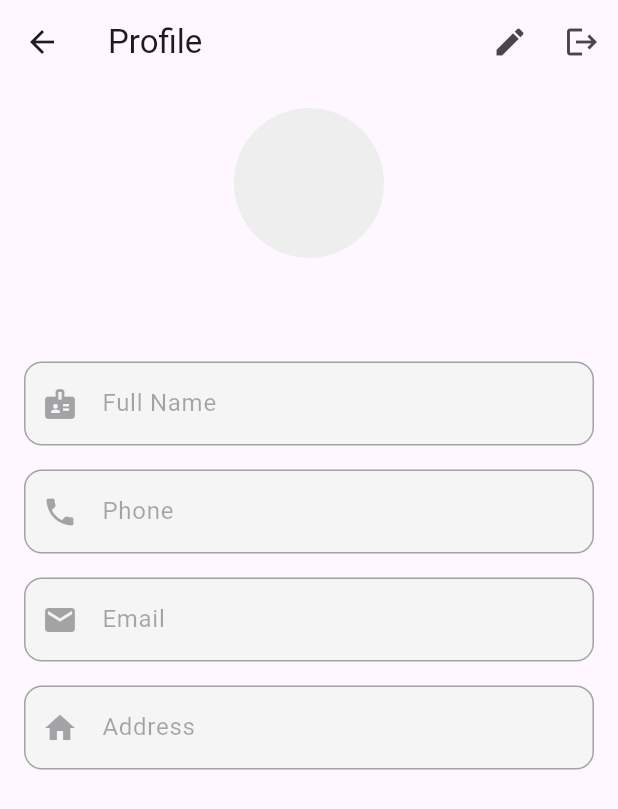
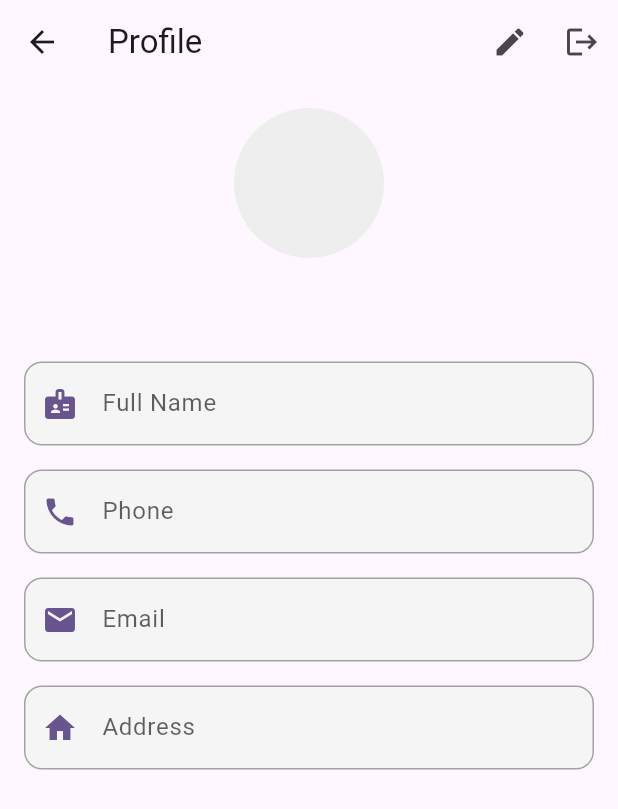
Before and after one commit to NilakanthaPradhan/QuickHelp, a Flutter app: the ProfileScreen screen opened by its route, on a phone screen of 412 x 824 dp. Shown: the top 809 px of the screen. Run offline on Flutter 3.47's test engine with Material 3 defaults, Android fonts, the phone set to English and light mode, and no system bars; our stand-ins replace action_slider, flutter_map, flutter_svg, geocoding, geolocator, image_picker and 2 more; missing offline and left inert: flutter_map_marker_cluster; accounts and stored records are empty; network calls fail; statements that could not run were skipped.

Commit message:
style(UI): fix dark mode layouts in Chat and Profile screens

```diff
--- a/lib/screens/chat_search_screen.dart
+++ b/lib/screens/chat_search_screen.dart
@@ -88,12 +88,6 @@ class _ChatSearchScreenState extends State<ChatSearchScreen> {
 
     return Scaffold(
       backgroundColor: theme.colorScheme.background,
-      appBar: AppBar(
-        title: const Text('Messages', style: TextStyle(fontWeight: FontWeight.bold)),
-        centerTitle: true,
-        elevation: 0,
-        backgroundColor: theme.colorScheme.surface,
-      ),
       body: Column(
         crossAxisAlignment: CrossAxisAlignment.start,
         children: [
@@ -282,7 +276,7 @@ class _ChatSearchScreenState extends State<ChatSearchScreen> {
         borderRadius: BorderRadius.circular(16),
         boxShadow: [
           BoxShadow(
-            color: Colors.black.withOpacity(isDark ? 0.2 : 0.03),
+            color: Colors.black.withOpacity(isDark ? 0.3 : 0.03),
             blurRadius: 8,
             offset: const Offset(0, 2),
           )
@@ -296,12 +290,12 @@ class _ChatSearchScreenState extends State<ChatSearchScreen> {
           backgroundColor: theme.colorScheme.primaryContainer,
           child: Icon(icon, color: theme.colorScheme.onPrimaryContainer),
         ),
-        title: Text(title, style: const TextStyle(fontWeight: FontWeight.bold, fontSize: 16)),
+        title: Text(title, style: TextStyle(fontWeight: FontWeight.bold, fontSize: 16, color: theme.colorScheme.onSurface)),
         subtitle: Padding(
           padding: const EdgeInsets.only(top: 4.0),
-          child: Text(subtitle, maxLines: 1, overflow: TextOverflow.ellipsis),
+          child: Text(subtitle, maxLines: 1, overflow: TextOverflow.ellipsis, style: TextStyle(color: theme.colorScheme.onSurface.withOpacity(0.7))),
         ),
-        trailing: trailingIcon != null ? Icon(trailingIcon, color: theme.colorScheme.primary.withOpacity(0.5)) : const Icon(Icons.chat_bubble_outline_rounded),
+        trailing: trailingIcon != null ? Icon(trailingIcon, color: theme.colorScheme.primary.withOpacity(0.5)) : Icon(Icons.chat_bubble_outline_rounded, color: theme.colorScheme.primary.withOpacity(0.5)),
         shape: RoundedRectangleBorder(borderRadius: BorderRadius.circular(16)),
         onTap: onTap,
       ),
--- a/lib/screens/profile_screen.dart
+++ b/lib/screens/profile_screen.dart
@@ -83,6 +83,9 @@ class _ProfileScreenState extends State<ProfileScreen> {
   Widget build(BuildContext context) {
     if (_user == null) return const Scaffold(body: Center(child: Text("No User Logged In")));
 
+    final theme = Theme.of(context);
+    final isDark = theme.brightness == Brightness.dark;
+
     // Guest View
     if (_user!.id == -1) {
       return Scaffold(
@@ -91,17 +94,17 @@ class _ProfileScreenState extends State<ProfileScreen> {
           child: Column(
             mainAxisAlignment: MainAxisAlignment.center,
             children: [
-               const Icon(Icons.account_circle, size: 100, color: Colors.grey),
+               Icon(Icons.account_circle, size: 100, color: theme.colorScheme.onSurface.withOpacity(0.3)),
                const SizedBox(height: 24),
-               const Text('You are observing as a Guest', style: TextStyle(fontSize: 18, fontWeight: FontWeight.bold)),
+               Text('You are observing as a Guest', style: TextStyle(fontSize: 18, fontWeight: FontWeight.bold, color: theme.colorScheme.onSurface)),
                const SizedBox(height: 16),
-               const Text('Join now to save your profile and bookings.', textAlign: TextAlign.center, style: TextStyle(color: Colors.grey)),
+               Text('Join now to save your profile and bookings.', textAlign: TextAlign.center, style: TextStyle(color: theme.colorScheme.onSurface.withOpacity(0.6))),
                const SizedBox(height: 32),
                ElevatedButton(
                  onPressed: _logout,
                  style: ElevatedButton.styleFrom(
-                   backgroundColor: Colors.blueAccent,
-                   foregroundColor: Colors.white,
+                   backgroundColor: theme.colorScheme.primary,
+                   foregroundColor: theme.colorScheme.onPrimary,
                    padding: const EdgeInsets.symmetric(horizontal: 32, vertical: 12)
                  ),
                  child: const Text('Login / Register'), // Logout goes back to login screen
@@ -113,8 +116,11 @@ class _ProfileScreenState extends State<ProfileScreen> {
     }
 
     return Scaffold(
+      backgroundColor: theme.colorScheme.background,
       appBar: AppBar(
         title: const Text('Profile'),
+        backgroundColor: theme.colorScheme.surface,
+        elevation: 0,
         actions: [
           if (!_isEditing)
             IconButton(icon: const Icon(Icons.edit), onPressed: () => setState(() => _isEditing = true)),
@@ -129,31 +135,31 @@ class _ProfileScreenState extends State<ProfileScreen> {
               onTap: _isEditing ? _pickImage : null,
               child: CircleAvatar(
                 radius: 50,
-                backgroundColor: Colors.grey[200],
+                backgroundColor: isDark ? theme.colorScheme.surfaceVariant : Colors.grey[200],
                 backgroundImage: _imageFile != null
                     ? FileImage(_imageFile!)
                     : (_user!.photoData != null
                         ? MemoryImage(base64Decode(_user!.photoData!))
                         : null),
                 child: (_imageFile == null && _user!.photoData == null)
-                    ? const Icon(Icons.person, size: 50, color: Colors.grey)
+                    ? Icon(Icons.person, size: 50, color: theme.colorScheme.onSurface.withOpacity(0.3))
                     : null,
               ),
             ),
             if (_isEditing)
-               const Padding(padding: EdgeInsets.only(top: 8), child: Text("Tap to change photo", style: TextStyle(color: Colors.grey))),
+               Padding(padding: const EdgeInsets.only(top: 8), child: Text("Tap to change photo", style: TextStyle(color: theme.colorScheme.onSurface.withOpacity(0.5)))),
 
             const SizedBox(height: 16),
-            Text(_user!.username, style: const TextStyle(fontSize: 20, fontWeight: FontWeight.bold, color: Colors.blueGrey)),
+            Text(_user!.username, style: TextStyle(fontSize: 20, fontWeight: FontWeight.bold, color: theme.colorScheme.onSurface)),
             const SizedBox(height: 24),
 
-            _buildTextField("Full Name", _nameController, Icons.badge),
+            _buildTextField("Full Name", _nameController, Icons.badge, theme, isDark),
             const SizedBox(height: 16),
-            _buildTextField("Phone", _phoneController, Icons.phone),
+            _buildTextField("Phone", _phoneController, Icons.phone, theme, isDark),
             const SizedBox(height: 16),
-            _buildTextField("Email", _emailController, Icons.email),
+            _buildTextField("Email", _emailController, Icons.email, theme, isDark),
             const SizedBox(height: 16),
-            _buildTextField("Address", _addressController, Icons.home),
+            _buildTextField("Address", _addressController, Icons.home, theme, isDark),
 
             const SizedBox(height: 32),
             if (_isEditing)
@@ -161,7 +167,11 @@ class _ProfileScreenState extends State<ProfileScreen> {
                 width: double.infinity,
                 child: ElevatedButton(
                   onPressed: _saveProfile,
-                  style: ElevatedButton.styleFrom(backgroundColor: Colors.green, foregroundColor: Colors.white, padding: const EdgeInsets.symmetric(vertical: 16)),
+                  style: ElevatedButton.styleFrom(
+                    backgroundColor: theme.colorScheme.primaryContainer,
+                    foregroundColor: theme.colorScheme.onPrimaryContainer,
+                    padding: const EdgeInsets.symmetric(vertical: 16)
+                  ),
                   child: const Text('Save Changes', style: TextStyle(fontSize: 16, fontWeight: FontWeight.bold)),
                 ),
               ),
@@ -171,16 +181,18 @@ class _ProfileScreenState extends State<ProfileScreen> {
     );
   }
 
-  Widget _buildTextField(String label, TextEditingController controller, IconData icon) {
+  Widget _buildTextField(String label, TextEditingController controller, IconData icon, ThemeData theme, bool isDark) {
     return TextField(
       controller: controller,
       enabled: _isEditing,
+      style: TextStyle(color: theme.colorScheme.onSurface),
       decoration: InputDecoration(
         labelText: label,
-        prefixIcon: Icon(icon),
+        labelStyle: TextStyle(color: theme.colorScheme.onSurface.withOpacity(0.7)),
+        prefixIcon: Icon(icon, color: theme.colorScheme.primary),
         border: OutlineInputBorder(borderRadius: BorderRadius.circular(12)),
         filled: !_isEditing,
-        fillColor: Colors.grey[100],
+        fillColor: isDark ? theme.colorScheme.surfaceVariant : Colors.grey[100],
       ),
     );
   }
```
